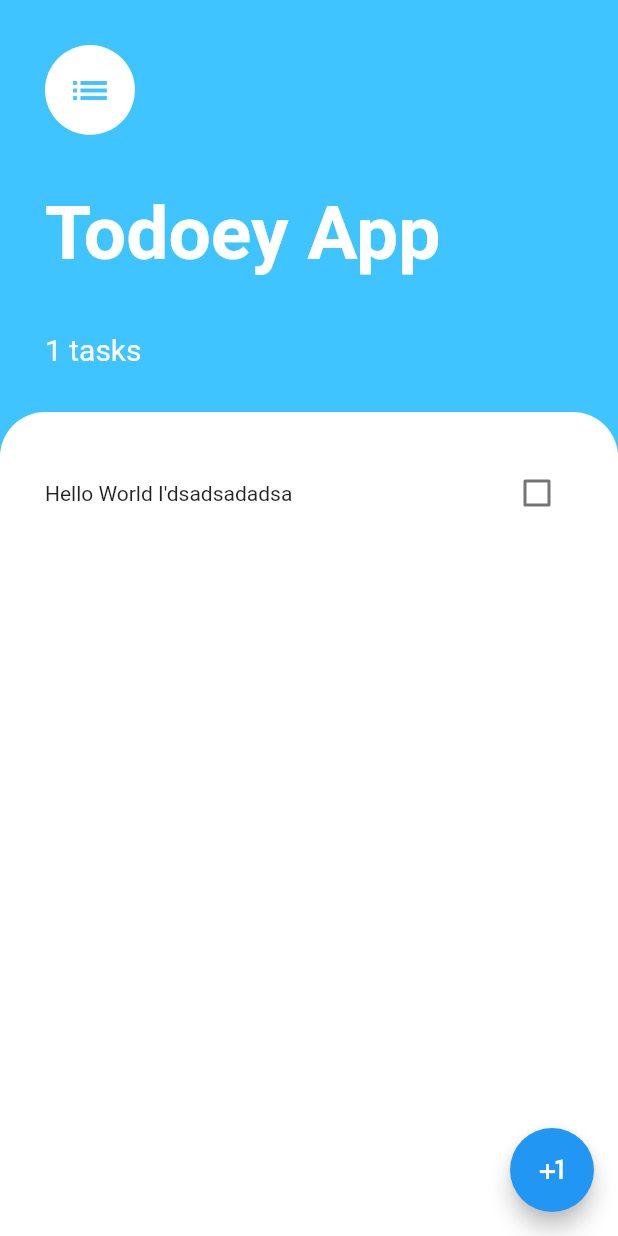
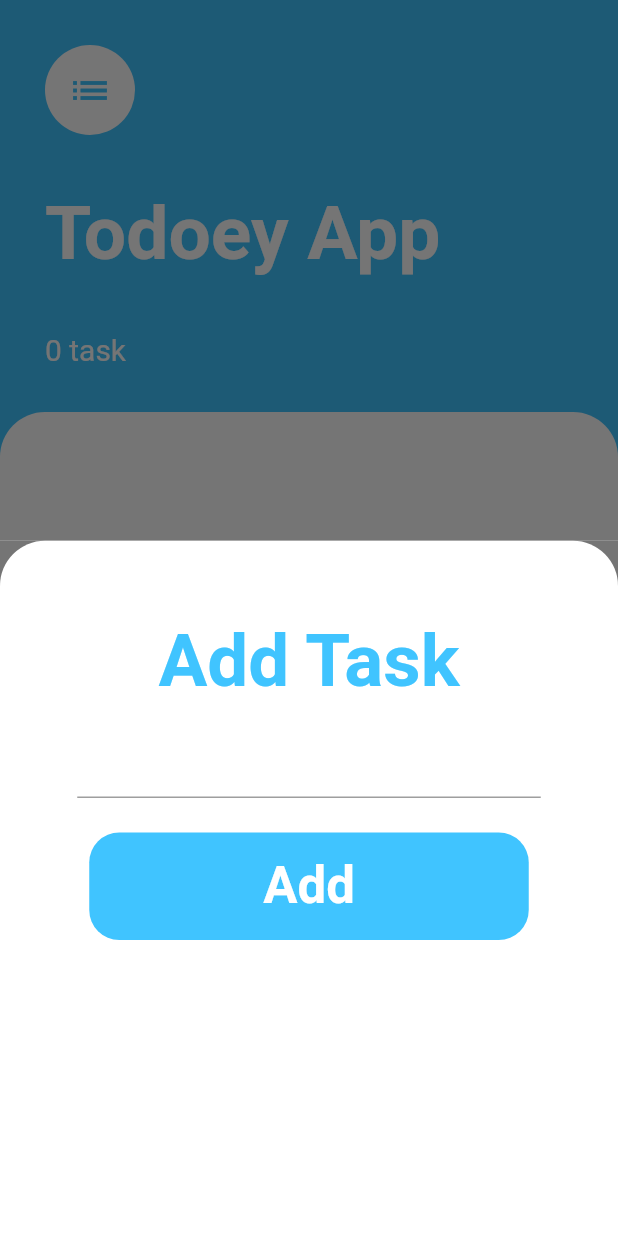
Before and after one commit to huseyin-uslu/TodoeyTO-DOApp_inFlutter, a Flutter app: the screen it shows after launch, after a tap on the "plus one" icon, on a phone screen of 412 x 824 dp. Run offline on Flutter 3.47's test engine with Material 2 defaults, Android fonts, the phone set to English and light mode, and no system bars.

```diff
--- /dev/null
+++ b/lib/screens/add_task_screen.dart
@@ -0,0 +1,103 @@
+import 'package:flutter/material.dart';
+
+class AddTaskScreen extends StatelessWidget {
+  const AddTaskScreen(Key? key) : super(key: key);
+  static const textStyleConstantV1 = TextStyle(
+    fontWeight: FontWeight.bold,
+    color: Colors.white,
+  );
+
+  String textSeperaterForResizing(
+      {required double width, required String text}) {
+    List<String> textList = [];
+
+    int maxLength = width ~/ 12;
+
+    String newText = "";
+    int partCharacters = 0;
+    int charactersLeft = text.length;
+
+    if (text.length > maxLength) {
+      while (charactersLeft > maxLength) {
+        charactersLeft -= maxLength;
+
+        if (charactersLeft > 5) {
+          textList
+              .add(text.substring(partCharacters, partCharacters + maxLength));
+        } else {
+          textList.add(text.substring(
+              partCharacters, partCharacters + maxLength + charactersLeft));
+        }
+        partCharacters += maxLength;
+      }
+
+      for (int i = 0; i < textList.length; i++) {
+        newText = newText + textList[i] + " -" + "\n";
+      }
+
+      return newText.substring(0, newText.length - 2);
+    } else {
+      return text;
+    }
+  }
+
+  @override
+  Widget build(BuildContext context) {
+    double height = MediaQuery.of(context).size.height;
+    double width = MediaQuery.of(context).size.width;
+    double mixedSize = height * width;
+
+    String? text;
+
+    return Container(
+        color: const Color(0xFF757575),
+        child: Container(
+          decoration: const BoxDecoration(
+              color: Colors.white,
+              borderRadius: BorderRadius.only(
+                  topRight: Radius.circular(30), topLeft: Radius.circular(30))),
+          child: Padding(
+            padding: EdgeInsets.all(width / 8),
+            child: Column(
+              children: [
+                Text(
+                  "Add Task",
+                  style: textStyleConstantV1.copyWith(
+                      fontSize: mixedSize / 7000,
+                      color: Colors.lightBlueAccent),
+                ),
+                Padding(
+                  padding: const EdgeInsets.symmetric(vertical: 15.0),
+                  child: TextField(
+                    textAlign: TextAlign.center,
+                    onChanged: (string) {
+                      text = string;
+                    },
+                  ),
+                ),
+                TextButton(
+                    onPressed: () {
+                      //TODO: TEXT RESIZING
+                    },
+                    child: Container(
+                      width: double.infinity,
+                      height: (height / 11.5),
+                      child: Center(
+                        child: Text(
+                          "Add",
+                          textAlign: TextAlign.center,
+                          style: textStyleConstantV1.copyWith(
+                              fontSize: mixedSize / 10000),
+                        ),
+                      ),
+                      decoration: const BoxDecoration(
+                        color: Colors.lightBlueAccent,
+                        borderRadius: BorderRadius.all(Radius.circular(20)),
+                      ),
+                    ))
+              ],
+            ),
+          ),
+        ));
+  }
+}
--- a/lib/screens/task_screen.dart
+++ b/lib/screens/task_screen.dart
@@ -1,5 +1,6 @@
 import 'package:flutter/cupertino.dart';
 import 'package:flutter/material.dart';
+import 'package:todoey_app/screens/add_task_screen.dart';
 
 class TasksScreen extends StatefulWidget {
   const TasksScreen({Key? key}) : super(key: key);
@@ -14,21 +15,20 @@ class _TasksScreenState extends State<TasksScreen> {
   int _taskCount = 0;
   final List<String> _taskList = [];
 
-
-
   @override
   Widget build(BuildContext context) {
-
     return Scaffold(
       backgroundColor: Colors.lightBlueAccent,
       floatingActionButton: FloatingActionButton(
         child: const Icon(Icons.plus_one, color: Colors.white),
         onPressed: () {
           setState(() {
-            _taskCount++;
-            _taskList.add(textSeperaterForResizing(
+            showModalBottomSheet(
                 context: context,
-                text: "Hello World I'dsadsadadsa"));
+                builder: (context) => const AddTaskScreen(null));
+            // _taskCount++;
+            // _taskList.add(textSeperaterForResizing(
+            //     context: context, text: "Hello World I'dsadsadadsa"));
           });
         },
       ),
@@ -93,42 +93,6 @@ class _TasksScreenState extends State<TasksScreen> {
     );
   }
 
-  String textSeperaterForResizing(
-      { required BuildContext context,
-        required String text}) {
-    List<String> textList = [];
-
-    double width = MediaQuery.of(context).size.width;
-    int maxLength = width ~/ 12;
-
-    String newText = "";
-    int partCharacters = 0;
-    int charactersLeft = text.length;
-
-    if (text.length > maxLength) {
-      while (charactersLeft > maxLength) {
-        charactersLeft -= maxLength;
-
-        if (charactersLeft > 5) {
-          textList
-              .add(text.substring(partCharacters, partCharacters + maxLength));
-        } else {
-          textList.add(text.substring(
-              partCharacters, partCharacters + maxLength + charactersLeft));
-        }
-        partCharacters += maxLength;
-      }
-
-      for (int i = 0; i < textList.length; i++) {
-        newText = newText + textList[i] + " -" + "\n";
-      }
-
-      return newText.substring(0, newText.length - 2);
-    } else {
-      return text;
-    }
-  }
-
   List<ItemOfToDoList> getItemsOfToDoList() {
     List<ItemOfToDoList> list = [];
     for (int i = 0; i < _taskCount; i++) {
```
